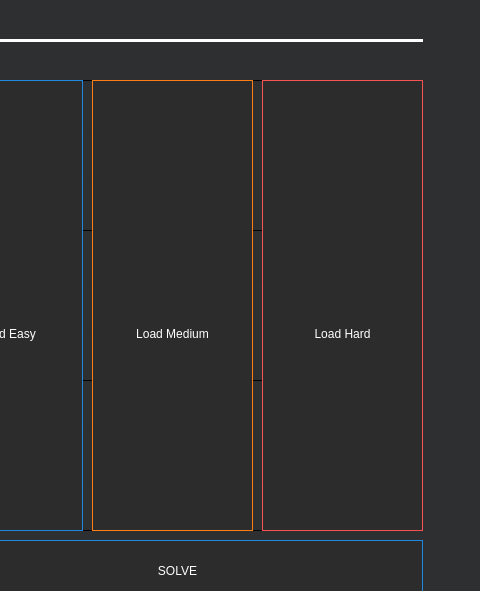
Old version of the form src/mainwindow.ui in the repository Alonkopilov/qt-sudoku-logic-solver; both pictures show x 758 to 1238 and y 0 to 591 of the 1238 by 751 pixel window.
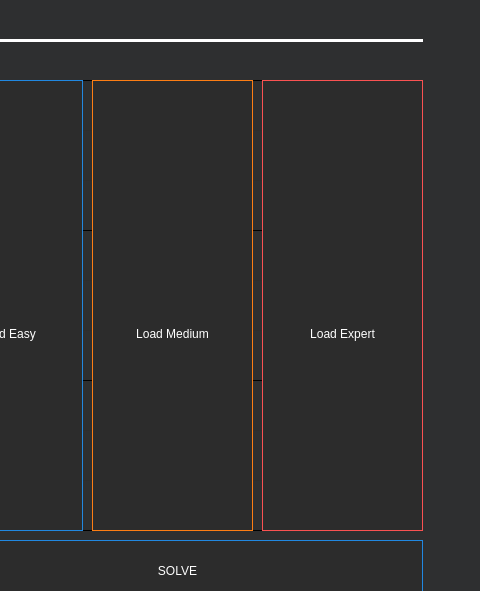
New version of the form. Icons and pictures are not drawn.

Patch:
```diff
--- a/src/mainwindow.ui
+++ b/src/mainwindow.ui
@@ -893,7 +893,7 @@
 
 
 
-Load Hard</string>
+Load Expert</string>
     </property>
     <property name="checkable">
      <bool>false</bool>
```
